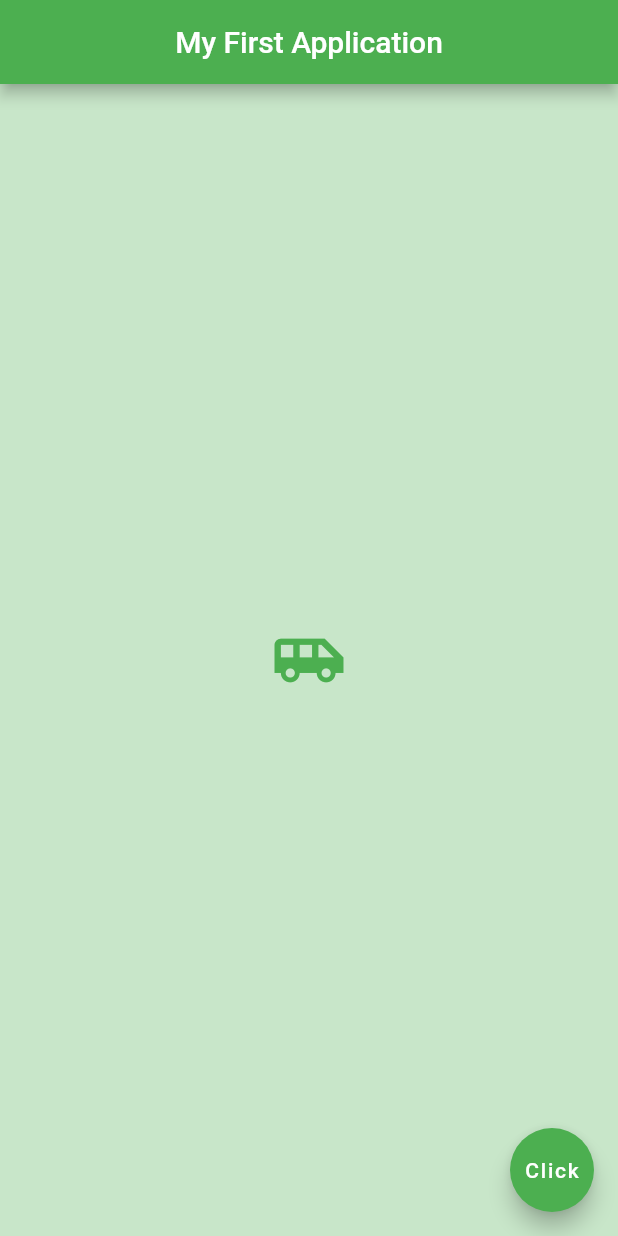
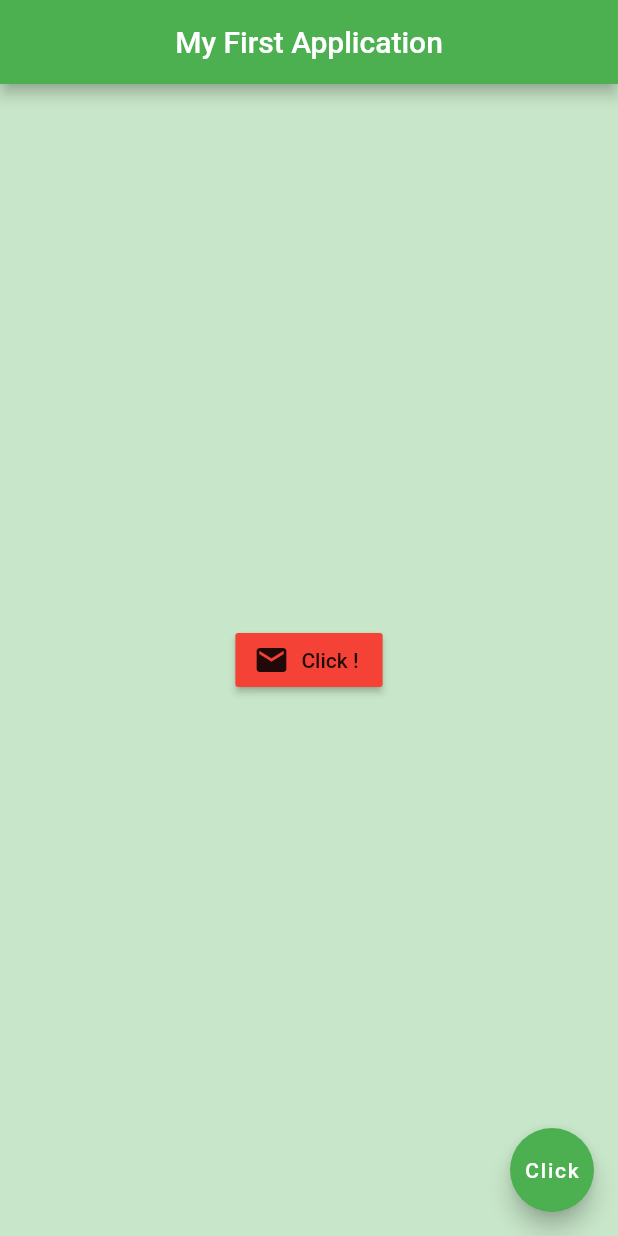
Before and after one commit to viraj-lakshitha/flutter-app-dev, a Flutter app: the screen it shows after launch, on a phone screen of 412 x 824 dp. Run offline on Flutter 3.47's test engine with Material 2 defaults, Android fonts, the phone set to English and light mode, and no system bars.

Commit message:
update : diff types of buttons

```diff
--- a/flutter-basic/first_flutter_app/lib/main.dart
+++ b/flutter-basic/first_flutter_app/lib/main.dart
@@ -15,10 +15,27 @@ class Home extends StatelessWidget { // Enable Hot-Reload
         backgroundColor: Colors.green,
       ),
       body: Center(
-        child: Icon(
-          Icons.airport_shuttle,
-          color: Colors.green,
-          size: 50.0,
+        // child: Icon(
+        //   Icons.airport_shuttle,
+        //   color: Colors.green,
+        //   size: 50.0,
+        // ),
+
+        // child: FlatButton(
+        //   onPressed: () { print('Button Pressed'); },
+        //   child: Text('Click'),
+        //   color: Colors.red,
+        // )
+
+        child: RaisedButton.icon(
+            onPressed: () {
+              print('Clicked');
+            },
+            icon: Icon(
+              Icons.mail
+            ),
+            label: Text('Click !'),
+            color: Colors.red,
         ),
       ),
       floatingActionButton: FloatingActionButton(
```
